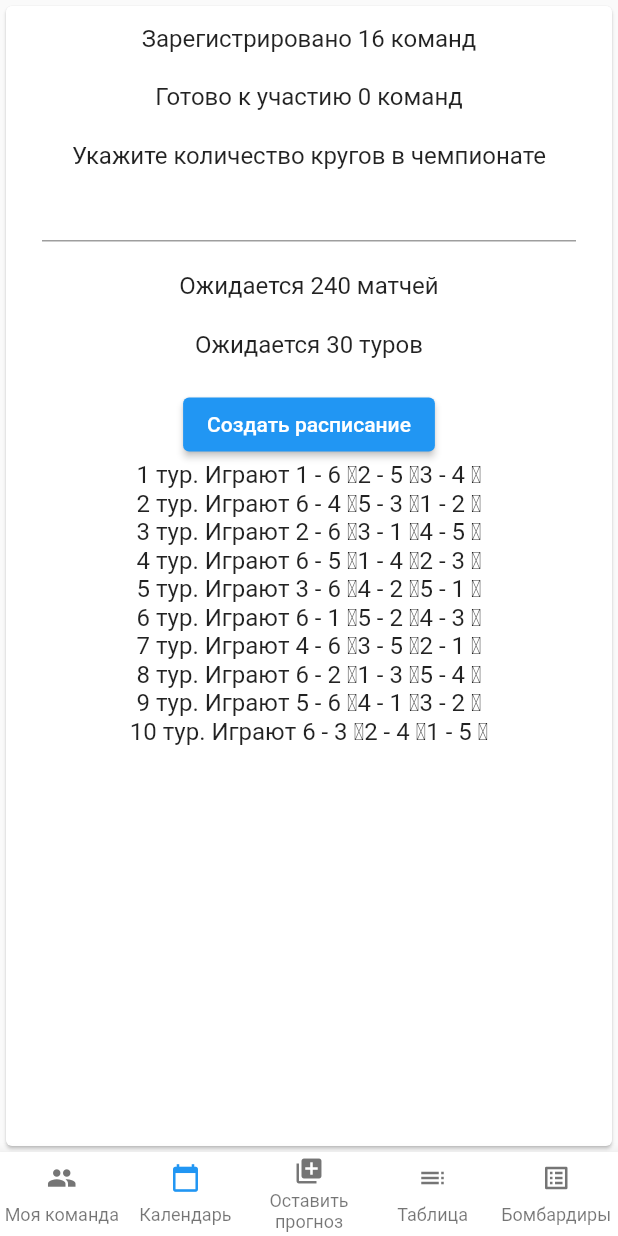
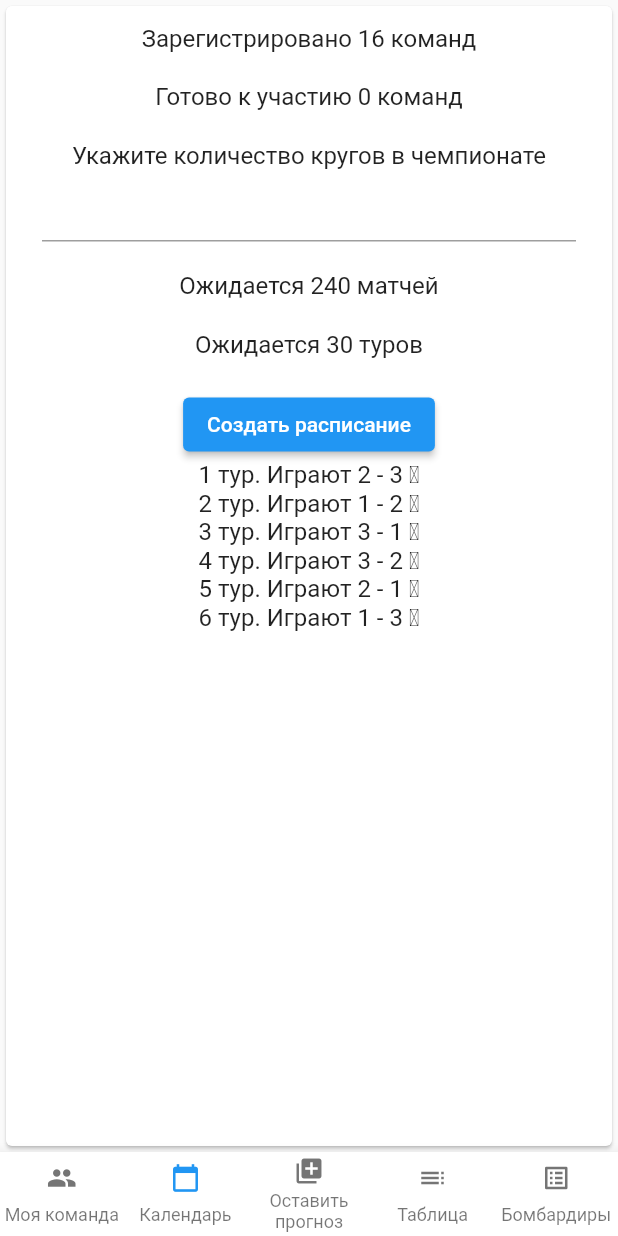
Before and after one commit to Number19thgmail/TeamCF-Admin, a Flutter app: the Homepage screen opened directly, item 2 of the bottom bar chosen, after a tap on "Создать расписание", on a phone screen of 412 x 824 dp. Run offline on Flutter 3.47's test engine with Material 2 defaults, Android fonts, the light colour scheme and no system bars; drawn by our look-alikes of custom_navigation_bar; our stand-ins replace adaptive_dialog, cloud_firestore, firebase_auth, firebase_core, fluttertoast, google_sign_in; missing offline and left inert: date_range_picker; accounts and stored records are empty.

Commit message:
Расписание локально

```diff
--- a/team_c_f/lib/view/schedule.dart
+++ b/team_c_f/lib/view/schedule.dart
@@ -103,8 +103,6 @@ class _ScheduleViewState extends State<ScheduleView> {
       '1',
       '2',
       '3',
-      '4',
-      '5', '6'
     ]; //context.read<Tournament>().allTeamNames;
     List<Tour> curr = [];
     int circles = 2; //int.parse(circle.text);
```
